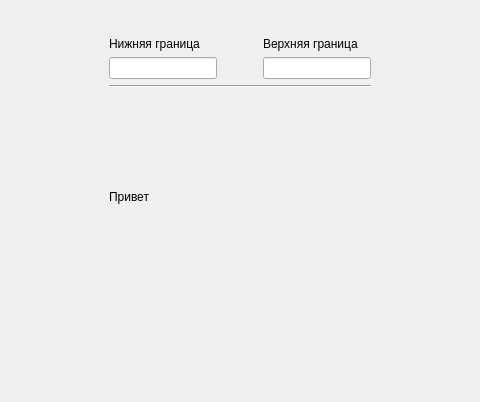
Above: mainwindow.ui from Fuuulkrum7/LightMonitoring before the change; both pictures show x 91 to 571 and y 0 to 402 of the 741 by 402 pixel window. Below: the same form after it.
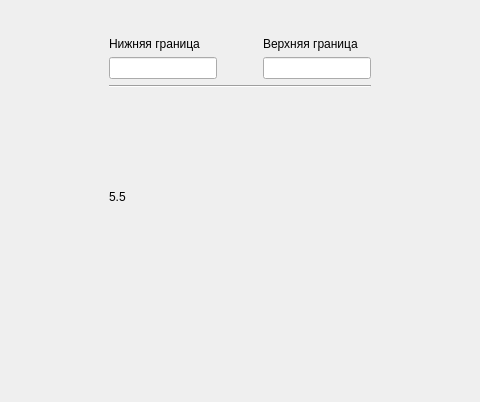
That is the form after the change.

What changed in the file:
```diff
--- a/mainwindow.ui
+++ b/mainwindow.ui
@@ -143,7 +143,7 @@
       <item>
        <widget class="QLabel" name="label">
         <property name="text">
-         <string>Привет</string>
+         <string>5.5</string>
         </property>
        </widget>
       </item>
```
